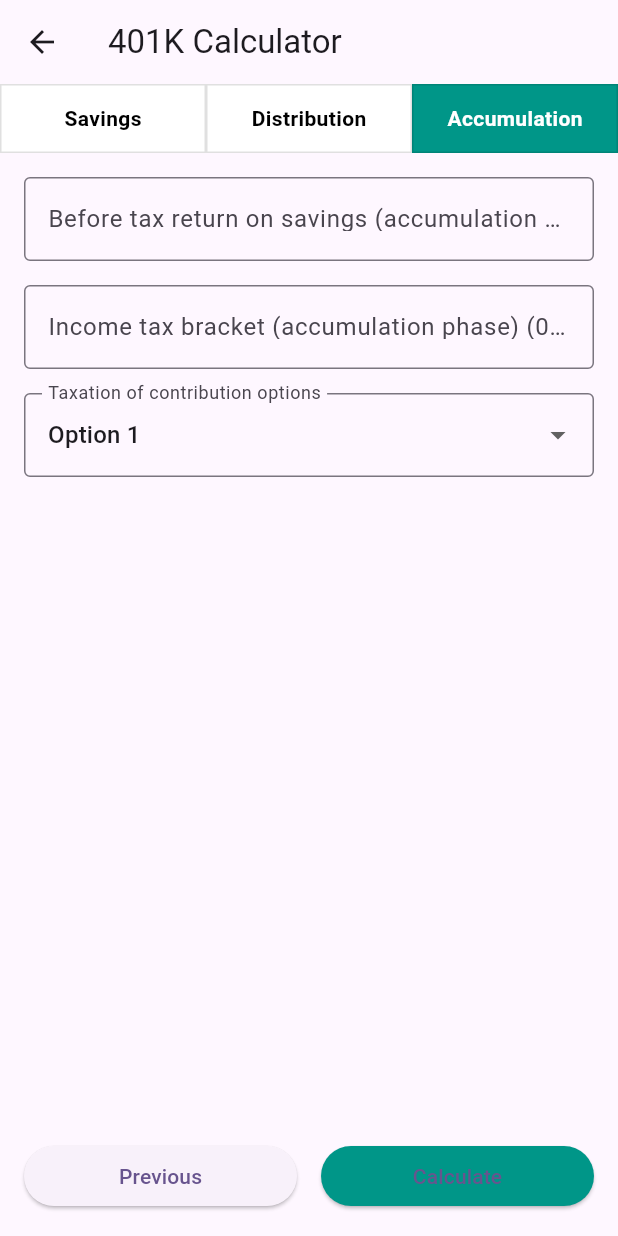
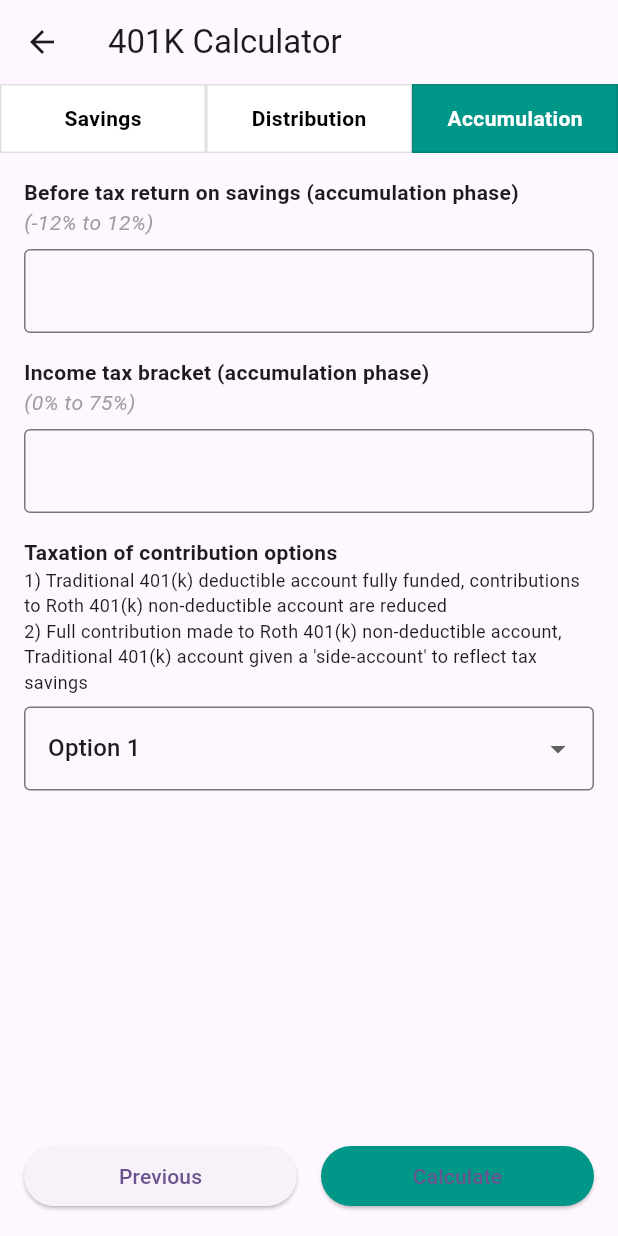
Before and after one commit to rowenmoreno/calculators, a Flutter app: the FourOOneKCalculatorScreen screen opened directly, after a tap on "Distribution", after a tap on "Accumulation", on a phone screen of 412 x 824 dp. Run offline on Flutter 3.47's test engine with Material 3 defaults, Android fonts, the phone set to English and light mode, and no system bars.

Commit message:
401k calculator

```diff
--- a/lib/features/four_o_one_k/four_o_one_k_calculator_screen.dart
+++ b/lib/features/four_o_one_k/four_o_one_k_calculator_screen.dart
@@ -1,4 +1,5 @@
 import 'package:flutter/material.dart';
+import 'dart:math' show pow;
 
 
 
@@ -57,12 +58,78 @@ class _FourOOneKCalculatorScreenState extends State<FourOOneKCalculatorScreen> {
     final annualIncome = result['annualIncome'] ?? 0;
     final monthlyIncome = result['monthlyIncome'] ?? 0;
     final distributionYears = result['distributionYears'] ?? 0;
+    final accumulatedValue = result['accumulatedValue'] ?? 0;
 
     return 'Based on the assumptions you provided, your \$${annualContribution.toStringAsFixed(0)} '
-           'annual contribution for ${contributionYears.toStringAsFixed(0)} years could provide '
-           'as much as \$${annualIncome.toStringAsFixed(0)} per year '
+           'annual contribution for ${contributionYears.toStringAsFixed(0)} years could grow to '
+           '\$${accumulatedValue.toStringAsFixed(0)} at retirement. '
+           'This could provide as much as \$${annualIncome.toStringAsFixed(0)} per year '
            '(\$${monthlyIncome.toStringAsFixed(0)} per month) for your anticipated '
            '${distributionYears.toStringAsFixed(0)} year distribution period.';
+  }
+
+  double _calculateTraditional401k(
+    double annualContribution,
+    double years,
+    double returnRate,
+    double taxRate
+  ) {
+    // For Traditional 401(k):
+    // 1. Contributions are pre-tax
+    // 2. Growth is tax-deferred
+    // 3. Withdrawals are taxed as ordinary income
+    double balance = 0;
+    for (int i = 0; i < years; i++) {
+      balance = (balance + annualContribution) * (1 + returnRate);
+    }
+    // Apply tax on the final amount since it will be taxed upon withdrawal
+    return balance * (1 - taxRate);
+  }
+
+  double _calculateRoth401k(
+    double annualContribution,
+    double years,
+    double returnRate,
+    double taxRate
+  ) {
+    // For Roth 401(k):
+    // 1. Contributions are after-tax
+    // 2. Growth is tax-free
+    // 3. Qualified withdrawals are tax-free
+    double afterTaxContribution = annualContribution * (1 - taxRate);
+    double balance = 0;
+    for (int i = 0; i < years; i++) {
+      balance = (balance + afterTaxContribution) * (1 + returnRate);
+    }
+    return balance; // No tax on withdrawal for Roth
+  }
+
+  double _calculateAnnualIncome(
+    double accumulatedValue,
+    double distributionYears,
+    double returnRate,
+    double taxRate
+  ) {
+    // This uses a simplified distribution calculation
+    // assuming equal withdrawals over the distribution period
+    // while the remaining balance continues to grow
+
+    // PMT formula: PMT = PV * r * (1 + r)^n / ((1 + r)^n - 1)
+    // where:
+    // PMT = Annual withdrawal
+    // PV = Present value (accumulated value)
+    // r = Annual return rate
+    // n = Number of years
+
+    if (returnRate == 0) {
+      // Simple division if no return during distribution
+      return accumulatedValue / distributionYears;
+    }
+
+    final numerator = accumulatedValue * returnRate * pow((1 + returnRate), distributionYears);
+    final denominator = pow((1 + returnRate), distributionYears) - 1;
+
+    return numerator / denominator;
   }
 
   Map<String, double> _calculate() {
@@ -70,14 +137,41 @@ class _FourOOneKCalculatorScreenState extends State<FourOOneKCalculatorScreen> {
     final retirementAge = double.tryParse(_retirementAgeController.text) ?? 0;
     final annualContribution = double.tryParse(_annualContributionController.text) ?? 0;
     final yearsToReceiveIncome = double.tryParse(_yearsToReceiveIncomeController.text) ?? 0;
-    final preTaxReturnDistribution = double.tryParse(_preTaxReturnDistributionController.text) ?? 0;
-    final incomeTaxBracketDistribution = double.tryParse(_incomeTaxBracketDistributionController.text) ?? 0;
-    final preTaxReturnAccumulation = double.tryParse(_preTaxReturnAccumulationController.text) ?? 0;
-    final incomeTaxBracketAccumulation = double.tryParse(_incomeTaxBracketAccumulationController.text) ?? 0;
+    final preTaxReturnDistribution = (double.tryParse(_preTaxReturnDistributionController.text) ?? 0) / 100;
+    final incomeTaxBracketDistribution = (double.tryParse(_incomeTaxBracketDistributionController.text) ?? 0) / 100;
+    final preTaxReturnAccumulation = (double.tryParse(_preTaxReturnAccumulationController.text) ?? 0) / 100;
+    final incomeTaxBracketAccumulation = (double.tryParse(_incomeTaxBracketAccumulationController.text) ?? 0) / 100;
 
     final contributionYears = retirementAge - currentAge;
-    // TODO: Implement proper 401k calculation logic here
-    final annualIncome = annualContribution * 12; // Simplified calculation for now
+
+    // Calculate accumulated value based on taxation option
+    double accumulatedValue;
+    if (taxationOption == 'Option 1') {
+      // Traditional 401(k) first
+      accumulatedValue = _calculateTraditional401k(
+        annualContribution,
+        contributionYears,
+        preTaxReturnAccumulation,
+        incomeTaxBracketAccumulation
+      );
+    } else {
+      // Roth 401(k) first
+      accumulatedValue = _calculateRoth401k(
+        annualContribution,
+        contributionYears,
+        preTaxReturnAccumulation,
+        incomeTaxBracketAccumulation
+      );
+    }
+
+    // Calculate distribution
+    final annualIncome = _calculateAnnualIncome(
+      accumulatedValue,
+      yearsToReceiveIncome,
+      preTaxReturnDistribution,
+      incomeTaxBracketDistribution
+    );
+
     final monthlyIncome = annualIncome / 12;
 
     return {
@@ -86,6 +180,7 @@ class _FourOOneKCalculatorScreenState extends State<FourOOneKCalculatorScreen> {
       'annualIncome': annualIncome,
       'monthlyIncome': monthlyIncome,
       'distributionYears': yearsToReceiveIncome,
+      'accumulatedValue': accumulatedValue,
     };
   }
 
@@ -346,27 +441,48 @@ class AccumulationTab extends StatelessWidget {
       child: Column(
         crossAxisAlignment: CrossAxisAlignment.stretch,
         children: [
+          // Label for Accumulation Phase
+          const Text('Before tax return on savings (accumulation phase)',
+              style: TextStyle(fontWeight: FontWeight.bold)),
+          const Text('(-12% to 12%)',
+              style: TextStyle(fontStyle: FontStyle.italic, color: Colors.grey)),
+          const SizedBox(height: 8),
           TextField(
             controller: preTaxReturnAccumulationController,
             decoration: const InputDecoration(
-              labelText: 'Before tax return on savings (accumulation phase) (-12% to 12%)',
+              suffixText: '%',
               border: OutlineInputBorder(),
             ),
             keyboardType: TextInputType.number,
           ),
           const SizedBox(height: 16),
+
+          // Label for Income Tax Bracket
+          const Text('Income tax bracket (accumulation phase)',
+              style: TextStyle(fontWeight: FontWeight.bold)),
+          const Text('(0% to 75%)',
+              style: TextStyle(fontStyle: FontStyle.italic, color: Colors.grey)),
+          const SizedBox(height: 8),
           TextField(
             controller: incomeTaxBracketAccumulationController,
             decoration: const InputDecoration(
-              labelText: 'Income tax bracket (accumulation phase) (0% to 75%)',
+              suffixText: '%',
               border: OutlineInputBorder(),
             ),
             keyboardType: TextInputType.number,
           ),
           const SizedBox(height: 16),
+
+          // Taxation Options
+          const Text('Taxation of contribution options',
+              style: TextStyle(fontWeight: FontWeight.bold)),
+          const Text('1) Traditional 401(k) deductible account fully funded, contributions to Roth 401(k) non-deductible account are reduced',
+              style: TextStyle(fontSize: 12)),
+          const Text('2) Full contribution made to Roth 401(k) non-deductible account, Traditional 401(k) account given a \'side-account\' to reflect tax savings',
+              style: TextStyle(fontSize: 12)),
+          const SizedBox(height: 8),
           DropdownButtonFormField<String>(
             decoration: const InputDecoration(
-              labelText: 'Taxation of contribution options',
               border: OutlineInputBorder(),
             ),
             value: taxationOption,
```
